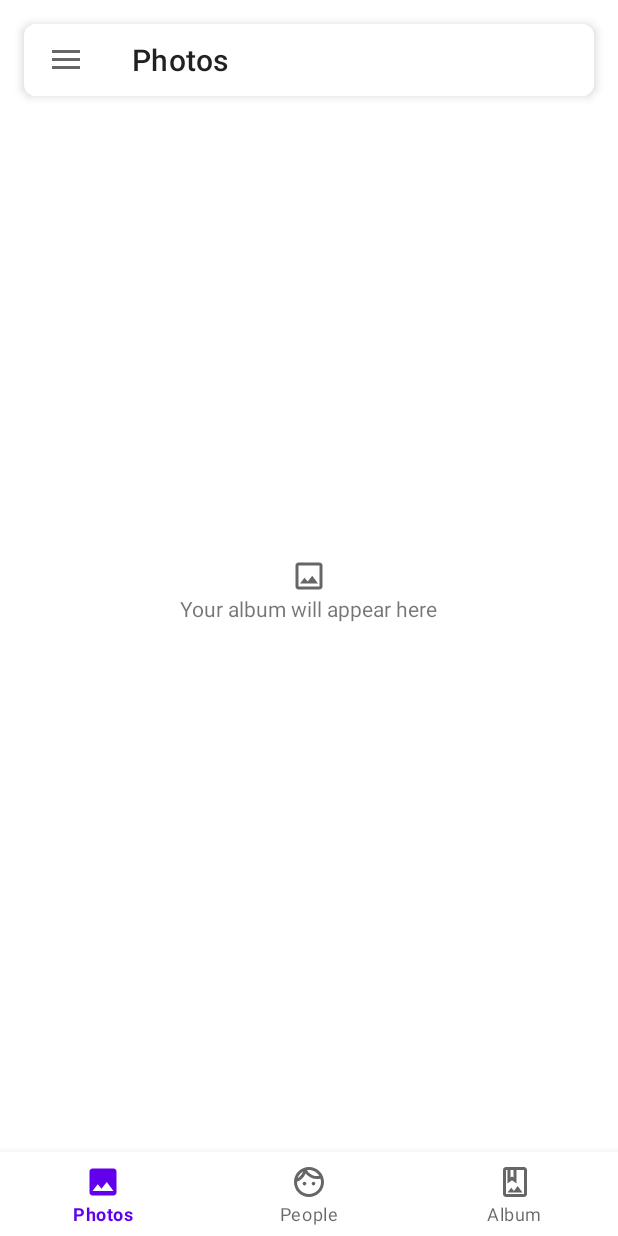
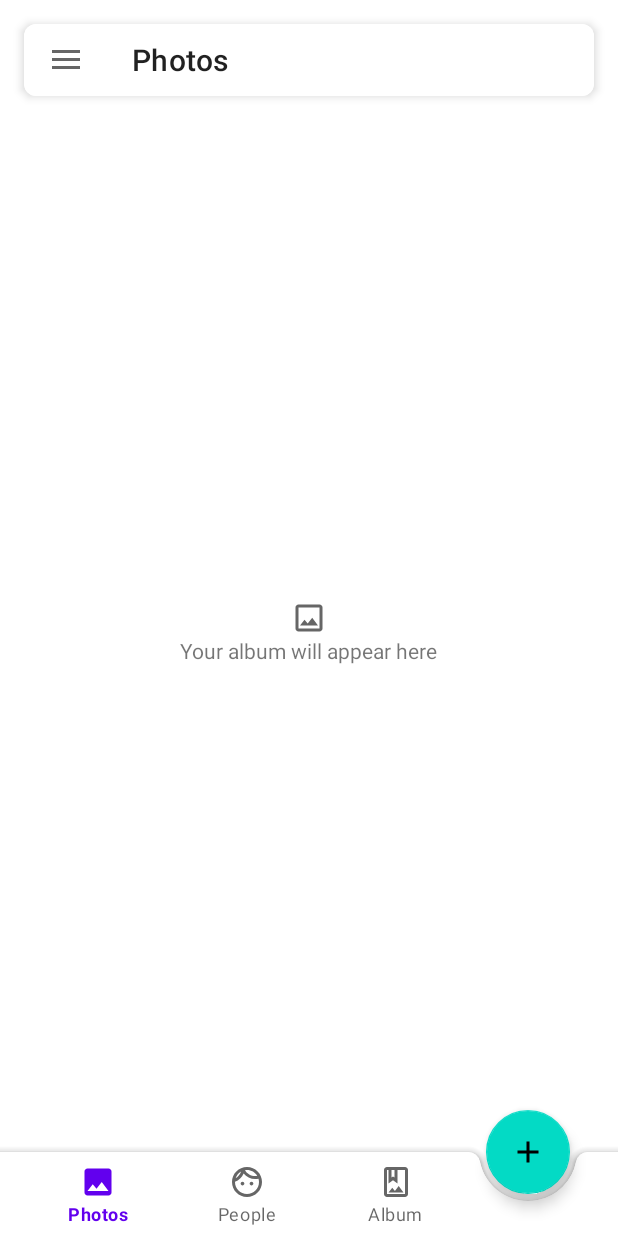
Before and after one commit to qhuydo/lame_photo_viewer, an Android app: the screen it shows after launch (PhotosActivity), on a phone screen of 412 x 824 dp. Run offline under Robolectric (Android 15) with nearby library versions, the phone set to English and light mode, and no system bars; our stand-ins replace Timber, data binding, navigation-ui.

Commit message:
Change BottomNavigationView to BottomAppBar in PhotoActivity
[*] activity_photos.xml: change the layout structure, replace the bottom
    navigation view with a BottomAppBar that has BottomNavigationView
    inside and a Floating action button in it.
[*] PhotosActivity.kt: handle new changes from the layout.

```diff
--- a/Photos/app/src/main/java/com/hcmus/clc18se/photos/PhotosActivity.kt
+++ b/Photos/app/src/main/java/com/hcmus/clc18se/photos/PhotosActivity.kt
@@ -11,7 +11,9 @@ import androidx.navigation.Navigation
 import androidx.navigation.fragment.NavHostFragment
 import androidx.navigation.ui.AppBarConfiguration
 import androidx.navigation.ui.NavigationUI
+import androidx.navigation.ui.onNavDestinationSelected
 import androidx.navigation.ui.setupWithNavController
+import com.google.android.material.snackbar.Snackbar
 import com.hcmus.clc18se.photos.databinding.ActivityPhotosBinding
 
 
@@ -37,6 +39,9 @@ class PhotosActivity : AppCompatActivity() {
 
         setUpActionBar()
         setUpNavigation()
+        binding.fab.setOnClickListener {
+            Snackbar.make(it, "Hello", Snackbar.LENGTH_SHORT).show()
+        }
     }
 
     private fun setUpActionBar() {
@@ -69,9 +74,13 @@ class PhotosActivity : AppCompatActivity() {
             ) {
                 supportActionBar?.show()
                 binding.bottomNav.visibility = View.VISIBLE
+                binding.bottomAppBar.performShow()
+                binding.fab.show()
             } else {
                 supportActionBar?.hide()
                 binding.bottomNav.visibility = View.GONE
+                binding.bottomAppBar.performHide()
+                binding.fab.hide()
 
             }
         }
@@ -86,6 +95,12 @@ class PhotosActivity : AppCompatActivity() {
 
         binding.navView.setupWithNavController(navController)
         binding.bottomNav.setupWithNavController(navController)
+        //binding.bottomAppBar.setupWithNavController(navController)
+//
+//        binding.bottomAppBar.setOnMenuItemClickListener {  menuItem ->
+//            menuItem.onNavDestinationSelected(navController)
+//        }
+
 
     }
 
--- /dev/null
+++ b/Photos/app/src/main/res/drawable/ic_baseline_add_24.xml
@@ -0,0 +1,10 @@
+<vector xmlns:android="http://schemas.android.com/apk/res/android"
+    android:width="24dp"
+    android:height="24dp"
+    android:viewportWidth="24"
+    android:viewportHeight="24"
+    android:tint="?attr/colorControlNormal">
+  <path
+      android:fillColor="@android:color/white"
+      android:pathData="M19,13h-6v6h-2v-6H5v-2h6V5h2v6h6v2z"/>
+</vector>
--- a/Photos/app/src/main/res/layout/activity_photos.xml
+++ b/Photos/app/src/main/res/layout/activity_photos.xml
@@ -6,44 +6,58 @@
     tools:context=".PhotosActivity">
 
     <androidx.drawerlayout.widget.DrawerLayout
-        android:theme="@style/Theme.Photos"
         android:id="@+id/drawer_layout"
         android:layout_width="match_parent"
         android:layout_height="match_parent"
-        android:background="?colorSurface">
+        android:background="?colorSurface"
+        android:theme="@style/Theme.Photos">
 
-        <LinearLayout
+        <androidx.coordinatorlayout.widget.CoordinatorLayout
             android:layout_width="match_parent"
-            android:layout_height="match_parent"
-            android:background="?colorSurface"
-            android:orientation="vertical">
+            android:layout_height="match_parent">
 
             <androidx.fragment.app.FragmentContainerView
                 android:id="@+id/navHostFragment"
                 android:name="androidx.navigation.fragment.NavHostFragment"
                 android:layout_width="match_parent"
-                android:layout_height="0dp"
-                android:layout_weight="1"
+                android:layout_height="match_parent"
                 app:defaultNavHost="true"
                 app:navGraph="@navigation/navigation"
                 tools:layout="@layout/fragment_photos" />
 
-            <com.google.android.material.bottomnavigation.BottomNavigationView
-                android:id="@+id/bottom_nav"
+            <include
+                android:id="@+id/top_app_bar"
+                layout="@layout/search_bar" />
+
+            <com.google.android.material.floatingactionbutton.FloatingActionButton
+                android:id="@+id/fab"
+                android:layout_width="wrap_content"
+                android:layout_height="wrap_content"
+                android:layout_marginBottom="16dp"
+                android:contentDescription="@string/create"
+                android:src="@drawable/ic_baseline_add_24"
+                app:layout_anchor="@id/bottom_app_bar"
+                app:layout_anchorGravity="bottom|end" />
+
+            <com.google.android.material.bottomappbar.BottomAppBar
+                android:id="@+id/bottom_app_bar"
                 android:layout_width="match_parent"
                 android:layout_height="wrap_content"
                 android:layout_gravity="bottom"
-                app:labelVisibilityMode="labeled"
-                app:menu="@menu/bottom_navigation_menu" />
-        </LinearLayout>
+                android:backgroundTint="?colorSurface"
+                app:fabAlignmentMode="end">
 
-        <androidx.coordinatorlayout.widget.CoordinatorLayout
-            android:layout_width="match_parent"
-            android:layout_height="match_parent">
+                <com.google.android.material.bottomnavigation.BottomNavigationView
+                    android:id="@+id/bottom_nav"
+                    android:layout_width="match_parent"
+                    android:layout_height="match_parent"
+                    android:background="@android:color/transparent"
+                    android:backgroundTint="@android:color/transparent"
+                    app:elevation="0dp"
+                    app:labelVisibilityMode="labeled"
+                    app:menu="@menu/bottom_navigation_menu" />
 
-            <include
-                android:id="@+id/top_app_bar"
-                layout="@layout/search_bar" />
+            </com.google.android.material.bottomappbar.BottomAppBar>
 
         </androidx.coordinatorlayout.widget.CoordinatorLayout>
 
--- a/Photos/app/src/main/res/menu/bottom_navigation_menu.xml
+++ b/Photos/app/src/main/res/menu/bottom_navigation_menu.xml
@@ -3,18 +3,24 @@
     xmlns:app="http://schemas.android.com/apk/res-auto">
     <item
         android:id="@+id/page_photo"
+        android:contentDescription="@string/photo_title"
         android:enabled="true"
         android:icon="@drawable/selector_photo"
         android:title="@string/photo_title" />
 
     <item
+        android:id="@+id/page_people"
+        android:contentDescription="@string/people_title"
         android:enabled="true"
-        android:id="@+id/page_people"
         android:icon="@drawable/selector_face"
         android:title="@string/people_title" />
     <item
+        android:id="@+id/page_album"
+        android:contentDescription="@string/album_title"
         android:enabled="true"
-        android:id="@+id/page_album"
         android:icon="@drawable/selector_photo_album"
         android:title="@string/album_title" />
+    <item
+        android:id="@+id/placeholder"
+        android:title="" />
 </menu>
--- a/Photos/app/src/main/res/values/strings.xml
+++ b/Photos/app/src/main/res/values/strings.xml
@@ -11,4 +11,5 @@
     <string name="favorites_title">Favorites</string>
     <string name="file_explorer_title">File explorer</string>
     <string name="trash">Trash</string>
+    <string name="create">Create</string>
 </resources>
```
Also changed, not shown: 1 other file.
